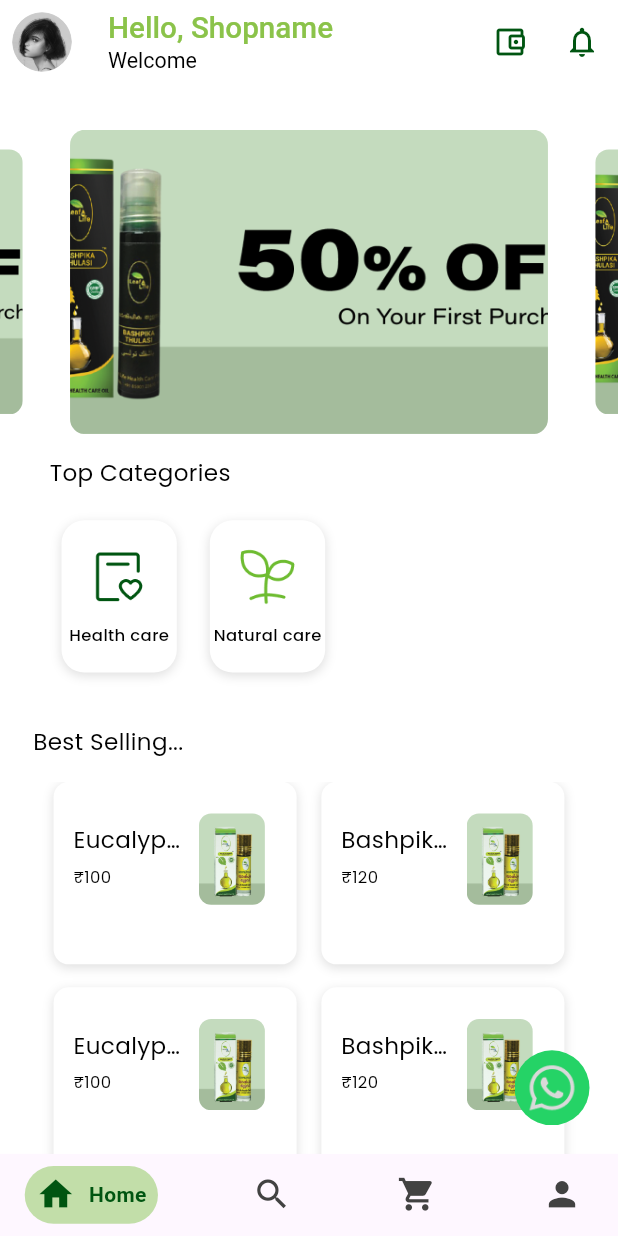
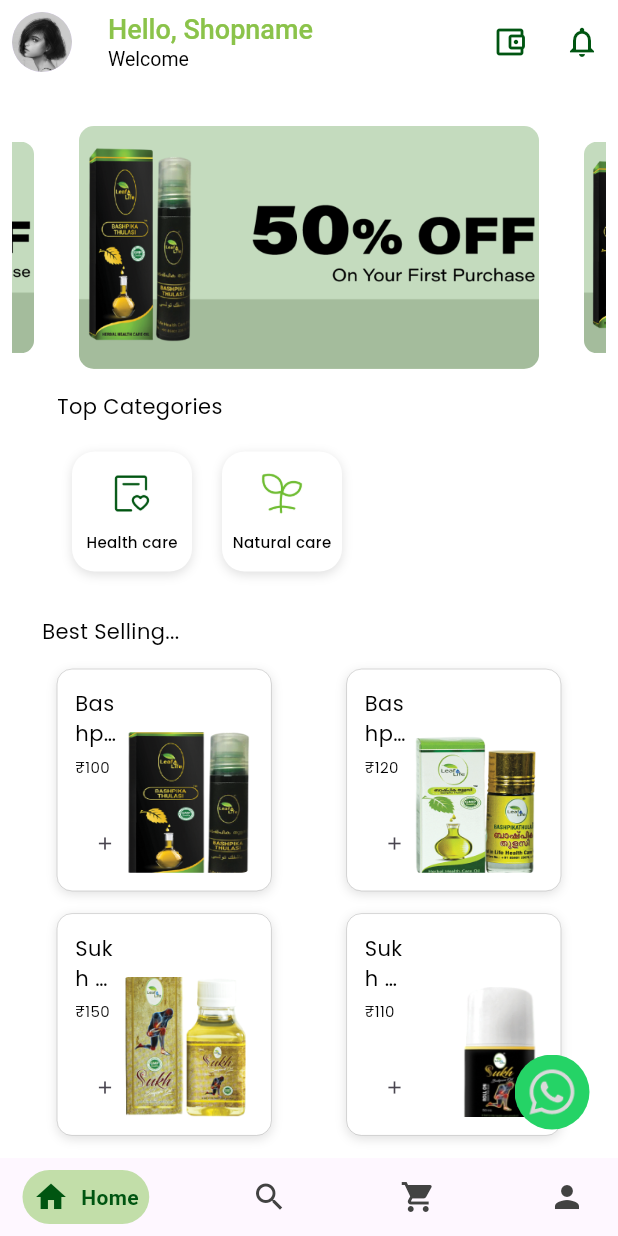
Before and after one commit to Aneenajo2003/biz_hinge, a Flutter app: the screen it shows after launch, item 2 of the bottom bar chosen, after a tap on the "arrow back" icon, on a phone screen of 412 x 824 dp. Run offline on Flutter 3.47's test engine with Material 3 defaults, Android fonts, the phone set to English and light mode, and no system bars; drawn by our look-alikes of carousel_slider, google_nav_bar; our stand-ins replace flutter_screenutil, google_fonts; Roboto replaces fonts that are missing (Paprika).

Commit message:
secondaryy updates

```diff
--- a/lib/main.dart
+++ b/lib/main.dart
@@ -15,14 +15,9 @@ class MyApp extends StatelessWidget {
   const MyApp({super.key});
   @override
   Widget build(BuildContext context) {
-    return ScreenUtilInit(
-      designSize: Size(375, 812),
-      builder: (context, child) {
-        return MaterialApp(
-          debugShowCheckedModeBanner: false,
-          home: const MyHomePage(),
-        );
-      },
+    return MaterialApp(
+      debugShowCheckedModeBanner: false,
+      home: const MyHomePage(),
     );
   }
 }
@@ -65,23 +60,23 @@ class _MyHomePageState extends State<MyHomePage> {
         child: pages[currentIndex],
       ),
       bottomNavigationBar: Padding(
-        padding: EdgeInsets.symmetric(horizontal: 15.w, vertical: 8.h),
+        padding: EdgeInsets.symmetric(horizontal: 15, vertical: 8),
         child: GNav(
           rippleColor: Colors.transparent,
           hoverColor: Colors.transparent,
           haptic: true,
-          tabBorderRadius: 30.r, // Scaled value
+          tabBorderRadius: 30, // Scaled value
           tabActiveBorder: Border.all(color: Colors.transparent),
           tabBorder: Border.all(color: Colors.transparent),
           tabShadow: [],
           curve: Curves.easeOutExpo,
           duration: Duration(milliseconds: 100),
-          gap: 8.w, // Use ScreenUtil scaling
+          gap: 8, // Use ScreenUtil scaling
           color: Colors.grey[800],
           activeColor: Color(0xff005511),
-          iconSize: 24.sp,
+          iconSize: 24,
           tabBackgroundColor: Color(0xff6EBC31).withOpacity(0.42),
-          padding: EdgeInsets.symmetric(horizontal: 6.w, vertical: 5.h),
+          padding: EdgeInsets.symmetric(horizontal: 6, vertical: 5),
           selectedIndex: currentIndex,
           onTabChange: (index) {
             setState(() {
--- a/lib/primary/home.dart
+++ b/lib/primary/home.dart
@@ -1,36 +1,58 @@
 import 'package:flutter/material.dart';
 import 'package:carousel_slider/carousel_slider.dart';
 import 'package:google_fonts/google_fonts.dart';
-import 'package:flutter_screenutil/flutter_screenutil.dart';
 
+import '../secondary/categorydetail.dart';
 
 class Home extends StatelessWidget {
   Home({super.key});
 
   final List<String> banners = [
     "assests/image/img_5.png",
-    "assests/image/img_5.png"
+    "assests/image/img_5.png",
   ];
 
   final List<Category> categories = [
     Category(image: "assests/image/img_4.png", label: "Health care"),
     Category(image: "assests/image/img_3.png", label: "Natural care"),
-
   ];
 
   final List<Product> products = List.generate(
-    10,
-        (index) => index % 2 == 0
-        ? Product(
-      name: "Eucalyptus Oil(25ML)",
+    4,
+        (index) {
+      switch (index) {
+        case 0:
+          return Product(
+            name: "Bashpika Tulasi",
             price: "₹100",
-      image: "assests/image/img_1.png",
-    )
-        : Product(
-      name: "Bashpika Thulasi(7ml)",
+            image: "assests/image/img_6.png",
+          );
+        case 1:
+          return Product(
+            name: "Bashpika Thulasi (7ml)",
             price: "₹120",
-      image: "assests/image/img_1.png",
-    ),
+            image: "assests/image/img_7.png",
+          );
+        case 2:
+          return Product(
+            name: "Sukh Bodycare Oil",
+            price: "₹150",
+            image: "assests/image/img_8.png",
+          );
+        case 3:
+          return Product(
+            name: "Sukh Bodycare Oil",
+            price: "₹110",
+            image: "assests/image/img_9.png",
+          );
+        default:
+          return Product(
+            name: "Unknown Product",
+            price: "₹0",
+            image: "assests/image/default.png",
+          );
+      }
+    },
   );
 
   @override
@@ -39,21 +61,11 @@ class Home extends StatelessWidget {
       backgroundColor: Colors.white,
       appBar: AppBar(
         backgroundColor: Colors.white,
-        // Color(0xff539DF3).withOpacity(0.1),
         leading: Padding(
-          padding: EdgeInsets.all(8.h),
-          child: Container(
-            width: 55.w,
-            height: 55.h,
-            decoration: BoxDecoration(
-              shape: BoxShape.circle,
-              image: DecorationImage(
-                fit: BoxFit.fill,
-                image: AssetImage(
-                  "assests/image/img_2.png"
-                ),
-              ),
-            ),
+          padding: const EdgeInsets.all(8.0),
+          child: CircleAvatar(
+            backgroundImage: AssetImage("assests/image/img_2.png"),
+            radius: 25,
           ),
         ),
         title: Column(
@@ -62,7 +74,7 @@ class Home extends StatelessWidget {
             Text(
               "Hello, Shopname",
               style: GoogleFonts.kaushanScript(
-                fontSize: 18.sp,
+                fontSize: 18,
                 fontWeight: FontWeight.w500,
                 color: Colors.lightGreen,
               ),
@@ -70,7 +82,7 @@ class Home extends StatelessWidget {
             Text(
               "Welcome",
               style: GoogleFonts.paprika(
-                fontSize: 13.sp,
+                fontSize: 13,
                 fontWeight: FontWeight.w400,
                 color: Colors.black,
               ),
@@ -78,65 +90,64 @@ class Home extends StatelessWidget {
           ],
         ),
         actions: [
-          IconButton(onPressed: () {}, icon: Icon(Icons.account_balance_wallet_outlined, color: Color(0xff005511))),
-          IconButton(onPressed: () {}, icon: Icon(Icons.notifications_none_outlined, color: Color(0xff005511))),
+          IconButton(
+              onPressed: () {},
+              icon: Icon(Icons.account_balance_wallet_outlined,
+                  color: Color(0xff005511))),
+          IconButton(
+              onPressed: () {},
+              icon: Icon(Icons.notifications_none_outlined,
+                  color: Color(0xff005511))),
         ],
       ),
       body: SingleChildScrollView(
+        child: Padding(
+          padding: const EdgeInsets.all(8.0),
           child: Column(
             children: [
-            SizedBox(height: 30.h),
+              const SizedBox(height: 20),
               CarouselSlider.builder(
                 itemCount: banners.length,
                 itemBuilder: (context, index, _) {
-                return SizedBox(
-                  width: 338.w, // Set the width you want for each item
-                  child: Container(
-                    margin: EdgeInsets.symmetric(horizontal: 5.w),
+                  return Container(
+                    margin: const EdgeInsets.symmetric(horizontal: 5),
+                    width: 380,
                     decoration: BoxDecoration(
                       image: DecorationImage(
                         image: AssetImage(banners[index]),
                         fit: BoxFit.cover,
                       ),
-                      borderRadius: BorderRadius.circular(10.r),
-                    ),
+                      borderRadius: BorderRadius.circular(10),
                     ),
                   );
                 },
                 options: CarouselOptions(
-                height: 200.h, // Set the height you want for the carousel
+                  height: 162,
                   viewportFraction: 0.8,
                   autoPlay: true,
                   autoPlayInterval: Duration(seconds: 3),
                   enlargeCenterPage: true,
                 ),
               ),
-
-            SizedBox(height: 15.h),
-            Row(
-              mainAxisAlignment: MainAxisAlignment.spaceBetween,
-              children: [
-                Align(
+              const SizedBox(height: 15),
+              Padding(
+                padding: const EdgeInsets.only(left: 30),
+                child: Align(
                   alignment: Alignment.centerLeft,
-                  child: Padding(
-                    padding: EdgeInsets.only(left: 30.w),
                   child: Text(
                     "Top Categories",
                     style: GoogleFonts.poppins(
-                        fontSize: 14.sp,
+                      fontSize: 14,
                       fontWeight: FontWeight.w400,
                       color: Colors.black,
                     ),
                   ),
                 ),
               ),
-
-              ],
-            ),
               Padding(
                 padding: const EdgeInsets.only(left: 30),
                 child: SizedBox(
-              height: 140.h,
+                  height: 120,
                   child: ListView.builder(
                     scrollDirection: Axis.horizontal,
                     itemCount: categories.length,
@@ -146,21 +157,22 @@ class Home extends StatelessWidget {
                           Navigator.push(
                             context,
                             MaterialPageRoute(
-                          builder: (context) => CategoryDetails(category: categories[index]),
+                              builder: (context) =>
+                                  CategoryDetails(category: categories[index]),
                             ),
                           );
                         },
                         child: Padding(
-                      padding: EdgeInsets.symmetric(horizontal: 10.w),
+                          padding: const EdgeInsets.symmetric(horizontal: 10),
                           child: Column(
                             mainAxisAlignment: MainAxisAlignment.center,
                             children: [
                               Container(
-                            width: 70.w,
-                            height: 100.h,
+                                width: 80,
+                                height: 80,
                                 decoration: BoxDecoration(
                                   color: Colors.white,
-                              borderRadius: BorderRadius.circular(15.r),
+                                  borderRadius: BorderRadius.circular(15),
                                   boxShadow: [
                                     BoxShadow(
                                       color: Colors.black12,
@@ -173,22 +185,22 @@ class Home extends StatelessWidget {
                                   mainAxisAlignment: MainAxisAlignment.center,
                                   children: [
                                     Container(
-                                  width: 40.w,  // Adjust width to scale down the image
-                                  height: 40.h, // Adjust height to scale down the image
+                                      width: 30,
+                                      height: 30,
                                       decoration: BoxDecoration(
                                         color: Colors.white,
                                         shape: BoxShape.rectangle,
                                       ),
                                       child: Image.asset(
                                         categories[index].image,
-                                    fit: BoxFit.contain,  // Ensures the image fits within the box
+                                        fit: BoxFit.contain,
                                       ),
                                     ),
-                                SizedBox(height: 10.h),  // Adjusted spacing
+                                    const SizedBox(height: 10),
                                     Text(
                                       categories[index].label,
                                       style: GoogleFonts.poppins(
-                                    fontSize: 10.sp,
+                                        fontSize: 10,
                                         fontWeight: FontWeight.w500,
                                         color: Colors.black,
                                       ),
@@ -204,44 +216,49 @@ class Home extends StatelessWidget {
                   ),
                 ),
               ),
-
-          SizedBox(height: 15.h),
-            Align(
+              const SizedBox(height: 10),
+              Padding(
+                padding: const EdgeInsets.only(left: 20),
+                child: Align(
                   alignment: Alignment.centerLeft,
-              child: Padding(
-                padding: EdgeInsets.only(left: 20.w),
                   child: Text(
                     "Best Selling...",
                     style: GoogleFonts.poppins(
-                    fontSize: 14.sp,
+                      fontSize: 14,
                       fontWeight: FontWeight.w400,
                       color: Colors.black,
                     ),
                   ),
                 ),
               ),
-            SizedBox(height: 15.h),
-            SizedBox(
+              const SizedBox(height: 15),
+              Padding(
+                padding: const EdgeInsets.only(left: 30,right: 30),
+                child: SizedBox(
                   width: MediaQuery.of(context).size.width * 0.88,
-              height: 300.h,
+                  height: 350,
                   child: GridView.builder(
-                physics: BouncingScrollPhysics(),
-                padding: EdgeInsets.symmetric(horizontal: 10.w),
+                    physics: NeverScrollableScrollPhysics(),
                     gridDelegate: SliverGridDelegateWithFixedCrossAxisCount(
                       crossAxisCount: 2,
-                  mainAxisExtent: 120.h,
-                  crossAxisSpacing: 15.w,
-                  mainAxisSpacing: 15.h,
+                      // Set the maximum width here
+                      mainAxisExtent: 148,
+                      crossAxisSpacing: 50,
+                      mainAxisSpacing: 15,
                     ),
                     itemCount: products.length,
                     itemBuilder: (context, index) {
-                  return Container(
-                    height: 50.h,
-                    width: 40.w,
-                    padding: EdgeInsets.all(12.w),
+                      return Stack(
+                        children: [
+                          Container(
+                            padding: const EdgeInsets.all(12),
                             decoration: BoxDecoration(
+                              border: Border.all(
+                                color: Colors.black,
+                                width: 0.1,
+                              ),
                               color: Colors.white,
-                      borderRadius: BorderRadius.circular(10.r),
+                              borderRadius: BorderRadius.circular(10),
                               boxShadow: [
                                 BoxShadow(
                                   color: Colors.black12,
@@ -250,31 +267,30 @@ class Home extends StatelessWidget {
                                 ),
                               ],
                             ),
-                    child: Container(
                             child: Row(
                               crossAxisAlignment: CrossAxisAlignment.start,
                               children: [
                                 Expanded(
                                   child: Padding(
-                              padding: EdgeInsets.only(top: 15.h),
+                                    padding: const EdgeInsets.only(top: 1),
                                     child: Column(
                                       crossAxisAlignment: CrossAxisAlignment.start,
                                       children: [
                                         Text(
                                           products[index].name,
                                           style: GoogleFonts.poppins(
-                                      fontSize: 14.sp,
+                                            fontSize: 14,
                                             fontWeight: FontWeight.w400,
                                             color: Colors.black,
                                           ),
-                                    maxLines: 1,
+                                          maxLines: 2,
                                           overflow: TextOverflow.ellipsis,
                                         ),
-                                  SizedBox(height: 5.h),
+                                        const SizedBox(height: 5),
                                         Text(
                                           products[index].price,
                                           style: GoogleFonts.poppins(
-                                      fontSize: 10.sp,
+                                            fontSize: 10,
                                             fontWeight: FontWeight.w400,
                                             color: Colors.black,
                                           ),
@@ -283,33 +299,46 @@ class Home extends StatelessWidget {
                                     ),
                                   ),
                                 ),
-
                                 Padding(
-                            padding: const EdgeInsets.all(8.0),
+                                  padding: const EdgeInsets.only(top: 30),
                                   child: Container(
-                              width: 40.w,
-                              height: 60.h,
+                                    width: 90,
+                                    height: 120,
                                     decoration: BoxDecoration(
                                       image: DecorationImage(
                                         image: AssetImage(products[index].image),
                                         fit: BoxFit.cover,
                                       ),
-                                borderRadius: BorderRadius.circular(8.r),
+                                      borderRadius: BorderRadius.circular(8),
                                     ),
                                   ),
                                 ),
                               ],
                             ),
                           ),
+                          Positioned(
+                            top: 92,
+                            left: 8,
+                            child: IconButton(
+
+                              icon: Icon(Icons.add, size: 14),
+
+                              onPressed: () {
+                                // Add to cart action
+                              },
+                            ),
+                          ),
+                        ],
                       );
                     },
                   ),
                 ),
+              ),
             ],
           ),
-      ));
-
-
+        ),
+      ),
+    );
   }
 }
 
@@ -325,33 +354,9 @@ class Product {
   final String price;
   final String image;
 
-  Product({required this.name, required this.price, required this.image});
+  Product({
+    required this.name,
+    required this.price,
+    required this.image,
+  });
 }
-
-class CategoryDetails extends StatelessWidget {
-  final Category category;
-
-  const CategoryDetails({Key? key, required this.category}) : super(key: key);
-
-  @override
-  Widget build(BuildContext context) {
-    return Scaffold(
-      appBar: AppBar(
-        title: Text(category.label),
-      ),
-      body: Center(
-        child: Column(
-          mainAxisAlignment: MainAxisAlignment.center,
-          children: [
-            Image.network(category.image, width: 100.w, height: 100.h),
-            SizedBox(height: 20.h),
-            Text(
-              category.label,
-              style: GoogleFonts.poppins(fontSize: 18.sp, fontWeight: FontWeight.w600),
-            ),
-          ],
-        ),
-      ),
-    );
-  }
-}
--- a/lib/primary/search.dart
+++ b/lib/primary/search.dart
@@ -1,7 +1,8 @@
 import 'package:flutter/material.dart';
-import 'package:flutter_screenutil/flutter_screenutil.dart';
+
 import 'package:google_fonts/google_fonts.dart';
 import '../main.dart';
+import '../secondary/categorydetail.dart';
 import 'home.dart';
 
 class Search extends StatefulWidget {
@@ -13,12 +14,8 @@ class Search extends StatefulWidget {
 
 class _SearchState extends State<Search> {
   final List<Category> categories = [
-    Category(image: "assests/image/img_1.png", label: "Thailam"),
-    Category(image: "assests/image/img_1.png", label: "Body Lotion"),
-    Category(image: "assests/image/img_1.png", label: "Face Wash"),
-    Category(image: "assests/image/img_1.png", label: "Shampoo"),
-    Category(image: "assests/image/img_1.png", label: "Conditioner"),
-    Category(image: "assests/image/img_1.png", label: "Soap"),
+    Category(image: "assests/image/img_4.png", label: "Health care"),
+    Category(image: "assests/image/img_3.png", label: "Natural care"),
 
   ];
 
@@ -130,7 +127,7 @@ class _SearchState extends State<Search> {
                 child: Text(
                   'No results found',
                   style: GoogleFonts.poppins(
-                    fontSize: 16.sp,
+                    fontSize: 16,
                     fontWeight: FontWeight.w500,
                     color: Colors.grey,
                   ),
@@ -138,7 +135,7 @@ class _SearchState extends State<Search> {
               ),
             )
                 : SizedBox(
-              height: 200.h,
+              height: 200,
               child: ListView.builder(
                 scrollDirection: Axis.horizontal,
                 itemCount: filteredCategories.length,
@@ -155,16 +152,16 @@ class _SearchState extends State<Search> {
                       );
                     },
                     child: Padding(
-                      padding: EdgeInsets.symmetric(horizontal: 10.w),
+                      padding: EdgeInsets.symmetric(horizontal: 10),
                       child: Column(
                         mainAxisAlignment: MainAxisAlignment.center,
                         children: [
                           Container(
-                            width: 65.w,
-                            height: 90.h,
+                            width: 80,
+                            height: 80,
                             decoration: BoxDecoration(
                               color: Colors.white,
-                              borderRadius: BorderRadius.circular(15.r),
+                              borderRadius: BorderRadius.circular(15),
                               boxShadow: [
                                 BoxShadow(
                                   color: Colors.black12,
@@ -173,31 +170,34 @@ class _SearchState extends State<Search> {
                                 ),
                               ],
                             ),
-                            child: Center(
-                              child: Container(
-                                width: 60.w,
-                                height: 60.h,
+                            child: Column(
+                              mainAxisAlignment: MainAxisAlignment.center,
+                              children: [
+                                Container(
+                                  width: 30,
+                                  height: 30,
                                   decoration: BoxDecoration(
                                     color: Colors.white,
-                                  shape: BoxShape.circle,
-                                  image: DecorationImage(
-                                    image: AssetImage(
-                                        filteredCategories[index].image),
-                                    fit: BoxFit.cover,
+                                    shape: BoxShape.rectangle,
+                                  ),
+                                  child: Image.asset(
+                                    categories[index].image,
+                                    fit: BoxFit.contain,
                                   ),
                                 ),
-                              ),
-                            ),
-                          ),
-                          SizedBox(height: 5.h),
+                                const SizedBox(height: 10),
                                 Text(
-                            filteredCategories[index].label,
+                                  categories[index].label,
                                   style: GoogleFonts.poppins(
-                              fontSize: 10.sp,
+                                    fontSize: 10,
                                     fontWeight: FontWeight.w500,
                                     color: Colors.black,
                                   ),
                                 ),
+                              ],
+                            ),
+                          ),
+
                         ],
                       ),
                     ),
--- /dev/null
+++ b/lib/secondary/categorydetail.dart
@@ -0,0 +1,37 @@
+
+import 'package:flutter/cupertino.dart';
+import 'package:flutter/material.dart';
+import 'package:google_fonts/google_fonts.dart';
+
+import '../primary/home.dart';
+
+class CategoryDetails extends StatelessWidget {
+  final Category category;
+
+  const CategoryDetails({Key? key, required this.category}) : super(key: key);
+
+  @override
+  Widget build(BuildContext context) {
+    return Scaffold(
+      appBar: AppBar(
+        title: Text(category.label),
+      ),
+      body: Center(
+        child: Column(
+          mainAxisAlignment: MainAxisAlignment.center,
+          children: [
+            Image.asset(category.image, width: 100, height: 100),
+            const SizedBox(height: 20),
+            Text(
+              category.label,
+              style: GoogleFonts.poppins(
+                fontSize: 18,
+                fontWeight: FontWeight.w600,
+              ),
+            ),
+          ],
+        ),
+      ),
+    );
+  }
+}
```
Also changed, not shown: assests/image/img_6.png (added), assests/image/img_7.png (added), assests/image/img_8.png (added), assests/image/img_9.png (added). Lines whose indentation alone changed are shown as unchanged.
